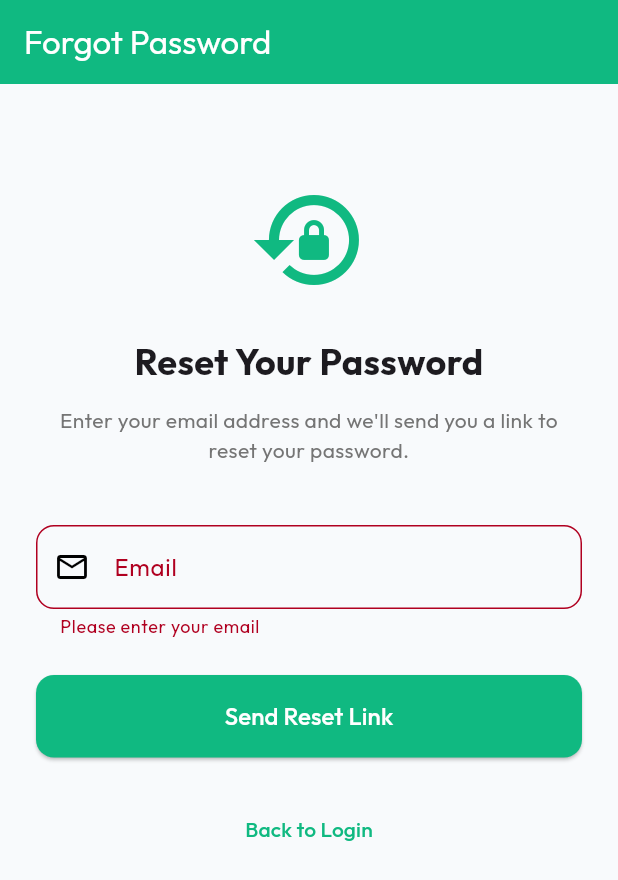
After one commit to Muhammadd-01/Islamic_App, a Flutter app: the ForgotPasswordScreen screen opened by its route, after a tap on "Send Reset Link", on a phone screen of 412 x 824 dp. The commit adds this screen. Shown: the top 880 px of the screen. Run offline on Flutter 3.47's test engine with Material 3 defaults, Android fonts, the light colour scheme and no system bars; our stand-ins replace cloud_firestore, firebase_auth, firebase_core, firebase_storage, flutter_animate, flutter_riverpod and 9 more; missing offline and left inert: flutter_facebook_auth; accounts and stored records are empty; network calls fail.

Commit message:
Islamic App

```diff
--- a/lib/app_router.dart
+++ b/lib/app_router.dart
@@ -21,6 +21,7 @@ import 'package:islamic_app/presentation/profile/user_profile_screen.dart';
 import 'package:islamic_app/presentation/bookmarks/bookmarks_screen.dart';
 import 'package:islamic_app/presentation/calendar/calendar_screen.dart';
 import 'package:islamic_app/presentation/auth/signup_screen.dart';
+import 'package:islamic_app/presentation/auth/forgot_password_screen.dart';
 import 'package:islamic_app/presentation/settings/settings_screen.dart';
 import 'package:islamic_app/presentation/notifications/notifications_screen.dart';
 import 'package:islamic_app/presentation/quran_audio/reciter_selection_screen.dart';
@@ -164,6 +165,10 @@ final goRouter = GoRouter(
     GoRoute(path: '/login', builder: (context, state) => const LoginScreen()),
     GoRoute(path: '/signup', builder: (context, state) => const SignUpScreen()),
     GoRoute(
+      path: '/forgot-password',
+      builder: (context, state) => const ForgotPasswordScreen(),
+    ),
+    GoRoute(
       path: '/settings',
       builder: (context, state) => const SettingsScreen(),
     ),
--- a/lib/data/repositories/auth_repository_impl.dart
+++ b/lib/data/repositories/auth_repository_impl.dart
@@ -108,4 +108,13 @@ class FirebaseAuthRepository implements AuthRepository {
     await GoogleSignIn().signOut();
     await FacebookAuth.instance.logOut();
   }
+
+  /// Send password reset email
+  Future<void> sendPasswordResetEmail(String email) async {
+    try {
+      await _firebaseAuth.sendPasswordResetEmail(email: email);
+    } catch (e) {
+      rethrow;
+    }
+  }
 }
--- /dev/null
+++ b/lib/presentation/auth/forgot_password_screen.dart
@@ -0,0 +1,156 @@
+import 'package:flutter/material.dart';
+import 'package:flutter_riverpod/flutter_riverpod.dart';
+import 'package:go_router/go_router.dart';
+import 'package:islamic_app/core/constants/app_colors.dart';
+import 'package:islamic_app/data/repositories/auth_repository_impl.dart';
+import 'package:islamic_app/presentation/auth/auth_provider.dart';
+import 'package:islamic_app/presentation/widgets/glassmorphism_alert.dart';
+
+class ForgotPasswordScreen extends ConsumerStatefulWidget {
+  const ForgotPasswordScreen({super.key});
+
+  @override
+  ConsumerState<ForgotPasswordScreen> createState() =>
+      _ForgotPasswordScreenState();
+}
+
+class _ForgotPasswordScreenState extends ConsumerState<ForgotPasswordScreen> {
+  final _emailController = TextEditingController();
+  final _formKey = GlobalKey<FormState>();
+  bool _isLoading = false;
+
+  @override
+  void dispose() {
+    _emailController.dispose();
+    super.dispose();
+  }
+
+  Future<void> _sendResetEmail() async {
+    if (_formKey.currentState!.validate()) {
+      setState(() => _isLoading = true);
+      try {
+        final authRepo =
+            ref.read(authRepositoryProvider) as FirebaseAuthRepository;
+        await authRepo.sendPasswordResetEmail(_emailController.text.trim());
+
+        if (mounted) {
+          await GlassmorphismAlert.show(
+            context,
+            title: 'Email Sent!',
+            message:
+                'Password reset link has been sent to your email.\nPlease check your inbox.',
+            buttonText: 'Go to Login',
+            icon: Icons.email_outlined,
+            iconColor: Colors.green,
+            onPressed: () {
+              context.go('/login');
+            },
+          );
+        }
+      } catch (e) {
+        if (mounted) {
+          await GlassmorphismAlert.show(
+            context,
+            title: 'Error',
+            message:
+                'Failed to send reset email.\nPlease check your email address.',
+            buttonText: 'Try Again',
+            icon: Icons.error_outline,
+            iconColor: Colors.red,
+          );
+        }
+      } finally {
+        if (mounted) setState(() => _isLoading = false);
+      }
+    }
+  }
+
+  @override
+  Widget build(BuildContext context) {
+    return Scaffold(
+      appBar: AppBar(title: const Text('Forgot Password')),
+      body: SafeArea(
+        child: SingleChildScrollView(
+          padding: const EdgeInsets.all(24.0),
+          child: Form(
+            key: _formKey,
+            child: Column(
+              crossAxisAlignment: CrossAxisAlignment.stretch,
+              children: [
+                const SizedBox(height: 40),
+                const Icon(
+                  Icons.lock_reset,
+                  size: 80,
+                  color: AppColors.primary,
+                ),
+                const SizedBox(height: 24),
+                const Text(
+                  'Reset Your Password',
+                  textAlign: TextAlign.center,
+                  style: TextStyle(fontSize: 24, fontWeight: FontWeight.bold),
+                ),
+                const SizedBox(height: 12),
+                Text(
+                  'Enter your email address and we\'ll send you a link to reset your password.',
+                  textAlign: TextAlign.center,
+                  style: TextStyle(fontSize: 14, color: Colors.grey[600]),
+                ),
+                const SizedBox(height: 40),
+                TextFormField(
+                  controller: _emailController,
+                  decoration: InputDecoration(
+                    labelText: 'Email',
+                    prefixIcon: const Icon(Icons.email_outlined),
+                    border: OutlineInputBorder(
+                      borderRadius: BorderRadius.circular(12),
+                    ),
+                  ),
+                  keyboardType: TextInputType.emailAddress,
+                  validator: (value) {
+                    if (value == null || value.trim().isEmpty) {
+                      return 'Please enter your email';
+                    }
+                    if (!value.contains('@')) {
+                      return 'Please enter a valid email';
+                    }
+                    return null;
+                  },
+                ),
+                const SizedBox(height: 24),
+                ElevatedButton(
+                  onPressed: _isLoading ? null : _sendResetEmail,
+                  style: ElevatedButton.styleFrom(
+                    backgroundColor: AppColors.primary,
+                    foregroundColor: Colors.white,
+                    padding: const EdgeInsets.symmetric(vertical: 16),
+                    shape: RoundedRectangleBorder(
+                      borderRadius: BorderRadius.circular(12),
+                    ),
+                  ),
+                  child: _isLoading
+                      ? const SizedBox(
+                          height: 20,
+                          width: 20,
+                          child: CircularProgressIndicator(
+                            color: Colors.white,
+                            strokeWidth: 2,
+                          ),
+                        )
+                      : const Text(
+                          'Send Reset Link',
+                          style: TextStyle(fontSize: 16),
+                        ),
+                ),
+                const SizedBox(height: 24),
+                TextButton(
+                  onPressed: () => context.go('/login'),
+                  child: const Text('Back to Login'),
+                ),
+              ],
+            ),
+          ),
+        ),
+      ),
+    );
+  }
+}
--- a/lib/presentation/auth/login_screen.dart
+++ b/lib/presentation/auth/login_screen.dart
@@ -227,6 +227,10 @@ class _LoginScreenState extends ConsumerState<LoginScreen> {
               ),
               const SizedBox(height: 24),
               TextButton(
+                onPressed: () => context.push('/forgot-password'),
+                child: const Text('Forgot Password?'),
+              ),
+              TextButton(
                 onPressed: () => context.push('/signup'),
                 child: const Text('Don\'t have an account? Sign Up'),
               ),
--- a/lib/presentation/library/book_detail_screen.dart
+++ b/lib/presentation/library/book_detail_screen.dart
@@ -43,6 +43,7 @@ class BookDetailScreen extends ConsumerWidget {
                         type: 'book',
                         title: book.title,
                         subtitle: book.author,
+                        content: book.description,
                         route: '/library/${book.id}',
                         timestamp: DateTime.now(),
                       ),
--- a/lib/presentation/profile/user_profile_screen.dart
+++ b/lib/presentation/profile/user_profile_screen.dart
@@ -68,6 +68,11 @@ class _UserProfileScreenState extends ConsumerState<UserProfileScreen> {
                           icon: Icons.notifications,
                           title: 'Notifications',
                           onTap: () => context.push('/notifications'),
+                        ),
+                        _buildMenuButton(
+                          icon: Icons.lock_reset,
+                          title: 'Change Password',
+                          onTap: () => context.push('/forgot-password'),
                         ),
                         _buildMenuButton(
                           icon: Icons.bookmark,
```
Also changed, not shown: lib/data/repositories/bookmark_repository.dart (+88 -32 lines), lib/domain/entities/bookmark.dart (+14 -1 lines), lib/presentation/bookmarks/bookmarks_screen.dart (+204 -69 lines), 2 other files.
